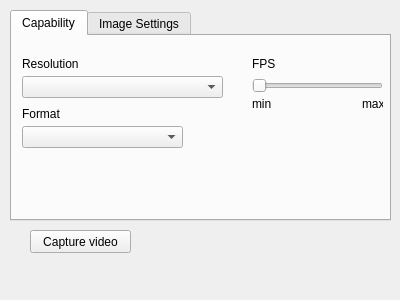
Above: test_app/cameraform.ui from abibas/webcamCaptureNewDesign before the change. Below: the same form after it.
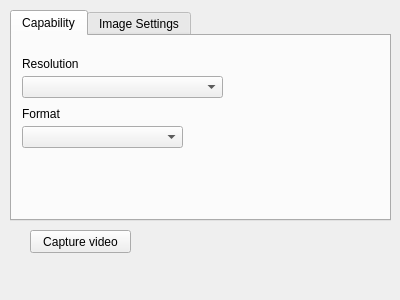
That is the form after the change.

The edit to the form file:
```diff
--- a/test_app/cameraform.ui
+++ b/test_app/cameraform.ui
@@ -88,58 +88,6 @@
       </rect>
      </property>
     </widget>
-    <widget class="QLabel" name="minFpsLabel">
-     <property name="geometry">
-      <rect>
-       <x>240</x>
-       <y>60</y>
-       <width>51</width>
-       <height>16</height>
-      </rect>
-     </property>
-     <property name="text">
-      <string>min</string>
-     </property>
-    </widget>
-    <widget class="QSlider" name="horizontalSlider">
-     <property name="geometry">
-      <rect>
-       <x>240</x>
-       <y>40</y>
-       <width>131</width>
-       <height>19</height>
-      </rect>
-     </property>
-     <property name="orientation">
-      <enum>Qt::Horizontal</enum>
-     </property>
-    </widget>
-    <widget class="QLabel" name="maxFpsLabel">
-     <property name="geometry">
-      <rect>
-       <x>350</x>
-       <y>60</y>
-       <width>21</width>
-       <height>16</height>
-      </rect>
-     </property>
-     <property name="text">
-      <string>max</string>
-     </property>
-    </widget>
-    <widget class="QLabel" name="fpsLabel">
-     <property name="geometry">
-      <rect>
-       <x>240</x>
-       <y>20</y>
-       <width>51</width>
-       <height>16</height>
-      </rect>
-     </property>
-     <property name="text">
-      <string>FPS</string>
-     </property>
-    </widget>
    </widget>
    <widget class="QWidget" name="tab_2">
     <attribute name="title">
```
